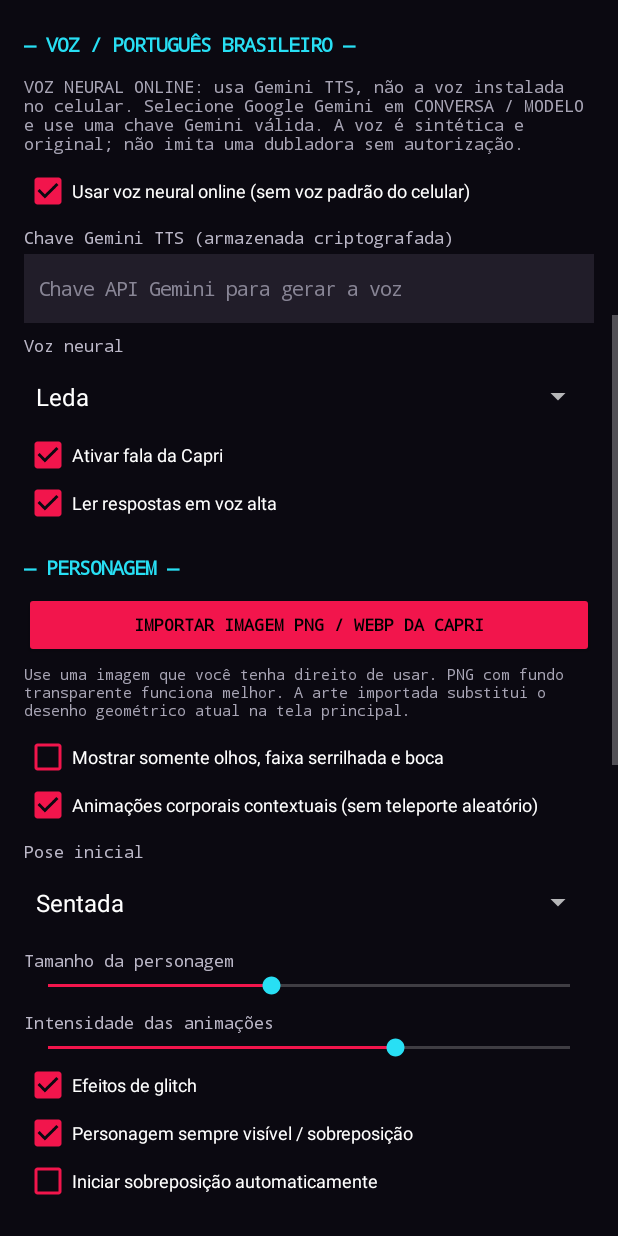
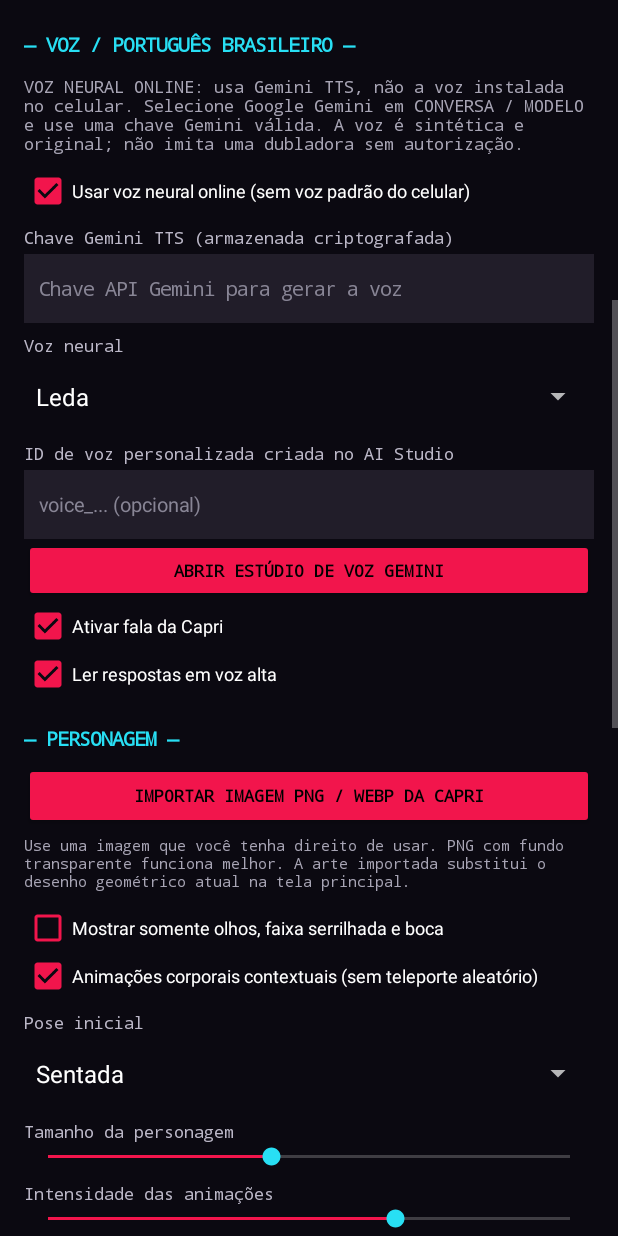
Before and after one commit to crazybreakdown885-boop/USB-Screen-Cast., an Android app: the CapriSettingsActivity screen opened directly, with no data from a screen before it, scrolled down 576 dp, on a phone screen of 412 x 824 dp. Run offline under Robolectric (Android 15) with nearby library versions, the phone set to English and light mode, and no system bars; pictures from the network do not load.

Commit message:
Add custom Gemini voice design ID support

```diff
--- a/CapriAI/app/src/main/java/com/nightcity/capriai/CapriSettingsActivity.java
+++ b/CapriAI/app/src/main/java/com/nightcity/capriai/CapriSettingsActivity.java
@@ -52,8 +52,10 @@ public class CapriSettingsActivity extends Activity {
         TextView voiceInfo=text("VOZ NEURAL ONLINE: usa Gemini TTS, não a voz instalada no celular. Selecione Google Gemini em CONVERSA / MODELO e use uma chave Gemini válida. A voz é sintética e original; não imita uma dubladora sem autorização.",11,0xffa8a5b5);voiceInfo.setPadding(0,dp(4),0,dp(8));page.addView(voiceInfo);
         check("Usar voz neural online (sem voz padrão do celular)","cloud_voice",true);
         EditText geminiVoiceKey=field("Chave API Gemini para gerar a voz");geminiVoiceKey.setInputType(android.text.InputType.TYPE_CLASS_TEXT|android.text.InputType.TYPE_TEXT_VARIATION_PASSWORD);geminiVoiceKey.setText(ApiKeyStore.getGemini(this));row("Chave Gemini TTS (armazenada criptografada)",geminiVoiceKey);
-        String[] voiceNames={"Leda","Kore","Aoede","Zephyr","Puck","Fenrir","Callirrhoe","Autonoe","Enceladus","Iapetus","Umbriel","Algieba","Despina","Erinome","Algenib","Rasalgethi","Laomedeia","Achernar","Alnilam","Schedar","Gacrux","Pulcherrima","Achird","Zubenelgenubi","Vindemiatrix","Sadachbia","Sadaltager","Sulafat"};
+        String[] voiceNames={"Leda","Kore","Aoede","Zephyr","Puck","Charon","Fenrir","Orus","Callirrhoe","Autonoe","Enceladus","Iapetus","Umbriel","Algieba","Despina","Erinome","Algenib","Rasalgethi","Laomedeia","Achernar","Alnilam","Schedar","Gacrux","Pulcherrima","Achird","Zubenelgenubi","Vindemiatrix","Sadachbia","Sadaltager","Sulafat"};
         Spinner voiceChoice=new Spinner(this);voiceChoice.setAdapter(new ArrayAdapter<String>(this,android.R.layout.simple_spinner_dropdown_item,voiceNames));String savedVoice=prefs.getString("voice_name","Leda");int vi=java.util.Arrays.asList(voiceNames).indexOf(savedVoice);voiceChoice.setSelection(vi<0?0:vi);row("Voz neural",voiceChoice);
+        EditText customVoiceId=field("voice_... (opcional)");customVoiceId.setText(prefs.getString("custom_voice_id",""));row("ID de voz personalizada criada no AI Studio",customVoiceId);
+        Button voiceStudio=button("ABRIR ESTÚDIO DE VOZ GEMINI");page.addView(voiceStudio,new LinearLayout.LayoutParams(-1,dp(42)));voiceStudio.setOnClickListener(v->{try{startActivity(new Intent(Intent.ACTION_VIEW,android.net.Uri.parse("https://aistudio.google.com/generate-speech")));}catch(Exception ignored){}});
         check("Ativar fala da Capri","voice_enabled",true);
         check("Ler respostas em voz alta","voice_replies",true);
         section("PERSONAGEM");
@@ -95,7 +97,7 @@ public class CapriSettingsActivity extends Activity {
             try {
                 ApiKeyStore.save(this,enteredKey);
                 ApiKeyStore.saveGemini(this,geminiVoiceKey.getText().toString());
-                prefs.edit().remove("api_key").putString("ai_provider",p).putString("ai_model",model.getText().toString().trim()).putString("ai_endpoint",endpoint.getText().toString().trim()).putString("character_pose",poses[pose.getSelectedItemPosition()]).putString("voice_name",voiceNames[voiceChoice.getSelectedItemPosition()]).apply();
+                prefs.edit().remove("api_key").putString("ai_provider",p).putString("ai_model",model.getText().toString().trim()).putString("ai_endpoint",endpoint.getText().toString().trim()).putString("character_pose",poses[pose.getSelectedItemPosition()]).putString("voice_name",voiceNames[voiceChoice.getSelectedItemPosition()]).putString("custom_voice_id",customVoiceId.getText().toString().trim()).apply();
                 Toast.makeText(this,enteredKey.isEmpty()?"Chave removida. Modo offline disponível.":"Chave salva com criptografia. Capri pronta para conectar online.",Toast.LENGTH_LONG).show();finish();
             } catch(Exception ex) {
                 new AlertDialog.Builder(this).setTitle("Não foi possível proteger a chave").setMessage(ex.getMessage()).setPositiveButton("OK",null).show();
```
